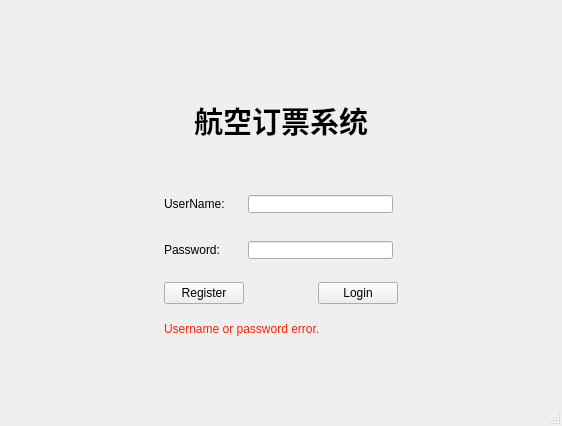
Before: the Qt Designer form bookingSystem/mainwindow.ui in OurBigHomework/OurHomework, drawn with Qt 5.
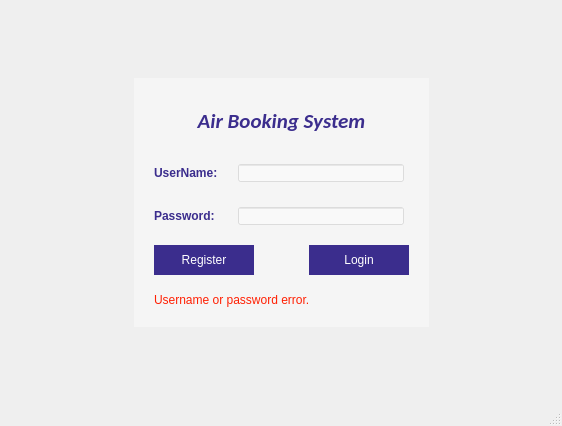
After: the same form once the commit is applied.

```diff
--- a/bookingSystem/mainwindow.ui
+++ b/bookingSystem/mainwindow.ui
@@ -34,17 +34,30 @@
     <item row="1" column="1" rowspan="2">
      <widget class="QWidget" name="widget" native="true">
       <property name="styleSheet">
-       <string notr="true"/>
+       <string notr="true">
+background-color: rgba(255, 255, 255, 100);</string>
       </property>
       <layout class="QVBoxLayout" name="verticalLayout_4">
        <property name="spacing">
         <number>18</number>
        </property>
+       <property name="leftMargin">
+        <number>20</number>
+       </property>
+       <property name="topMargin">
+        <number>20</number>
+       </property>
+       <property name="rightMargin">
+        <number>20</number>
+       </property>
        <property name="bottomMargin">
-        <number>9</number>
+        <number>20</number>
        </property>
        <item>
         <layout class="QVBoxLayout" name="verticalLayout_3">
+         <property name="spacing">
+          <number>15</number>
+         </property>
          <item>
           <widget class="QLabel" name="label">
            <property name="sizePolicy">
@@ -55,18 +68,21 @@
            </property>
            <property name="font">
             <font>
-             <family>Arial Black</family>
-             <pointsize>22</pointsize>
+             <family>Calibri</family>
+             <pointsize>16</pointsize>
              <weight>75</weight>
+             <italic>true</italic>
              <bold>true</bold>
             </font>
            </property>
            <property name="styleSheet">
-            <string notr="true">margin:30px;
-</string>
+            <string notr="true">margin:10px;
+background-color: rgba(255, 255, 255, 0);
+color: rgb(59, 45, 141);
+border:0px;</string>
            </property>
            <property name="text">
-            <string>航空订票系统</string>
+            <string>Air Booking System</string>
            </property>
            <property name="textFormat">
             <enum>Qt::AutoText</enum>
@@ -82,6 +98,19 @@
             <layout class="QVBoxLayout" name="verticalLayout">
              <item>
               <widget class="QLabel" name="label_2">
+               <property name="font">
+                <font>
+                 <family>Arial</family>
+                 <weight>75</weight>
+                 <bold>true</bold>
+                </font>
+               </property>
+               <property name="styleSheet">
+                <string notr="true">
+color: rgb(59, 45, 141);
+background-color: rgba(255, 255, 255, 0);
+border:0px;</string>
+               </property>
                <property name="text">
                 <string>UserName:</string>
                </property>
@@ -89,6 +118,18 @@
              </item>
              <item>
               <widget class="QLabel" name="label_3">
+               <property name="font">
+                <font>
+                 <family>Arial</family>
+                 <weight>75</weight>
+                 <bold>true</bold>
+                </font>
+               </property>
+               <property name="styleSheet">
+                <string notr="true">color: rgb(59, 45, 141);
+border:0px;
+background-color: rgba(255, 255, 255, 0);</string>
+               </property>
                <property name="text">
                 <string>Password:</string>
                </property>
@@ -120,6 +161,17 @@
           <layout class="QHBoxLayout" name="horizontalLayout_2">
            <item>
             <widget class="QPushButton" name="registerButton">
+             <property name="minimumSize">
+              <size>
+               <width>100</width>
+               <height>30</height>
+              </size>
+             </property>
+             <property name="styleSheet">
+              <string notr="true">background-color:rgb(59, 45, 141);
+color: rgb(255, 255, 255);
+border:0px;</string>
+             </property>
              <property name="text">
               <string>Register</string>
              </property>
@@ -140,6 +192,17 @@
            </item>
            <item>
             <widget class="QPushButton" name="loginButton">
+             <property name="minimumSize">
+              <size>
+               <width>100</width>
+               <height>30</height>
+              </size>
+             </property>
+             <property name="styleSheet">
+              <string notr="true">background-color:rgb(59, 45, 141);
+color: rgb(255, 255, 255);
+border:0px;</string>
+             </property>
              <property name="text">
               <string>Login</string>
              </property>
@@ -152,7 +215,9 @@
        <item>
         <widget class="QLabel" name="warningText">
          <property name="styleSheet">
-          <string notr="true">color: rgb(255, 32, 3);</string>
+          <string notr="true">color: rgb(255, 32, 3);
+border:0px;
+background-color: rgba(255, 255, 255, 0);</string>
          </property>
          <property name="text">
           <string>Username or password error.</string>
```
